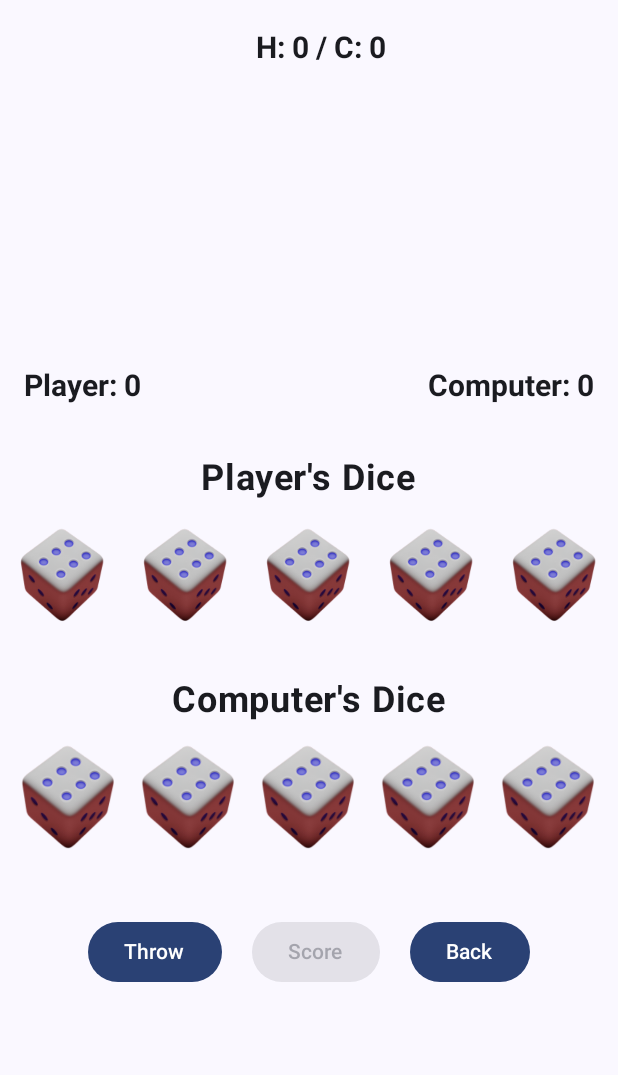
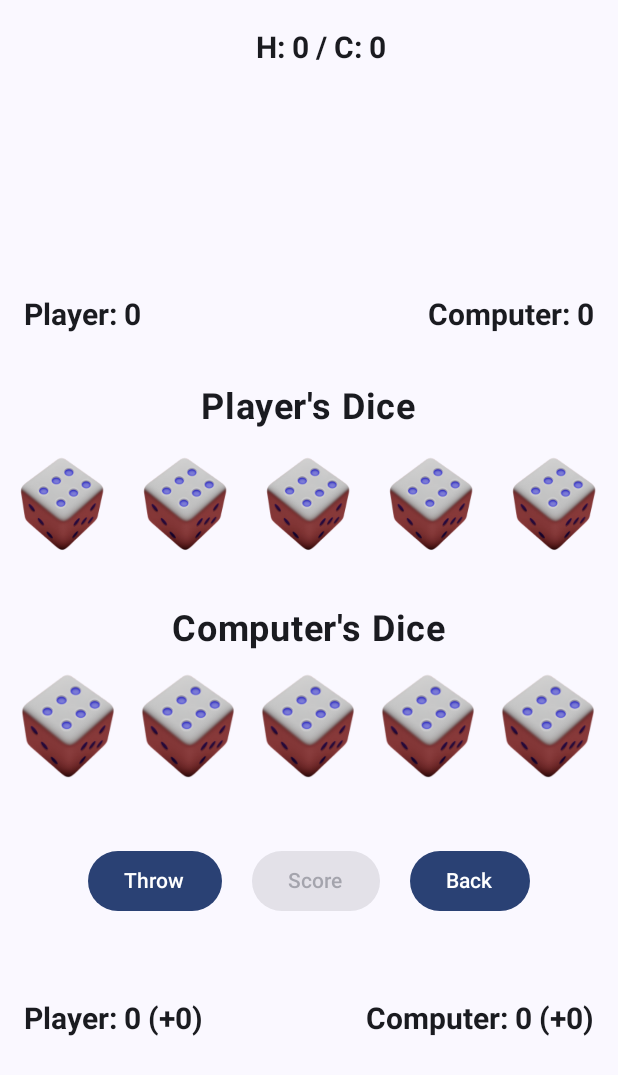
Before and after one commit to AbdhulFathir/dice_w1903951, an Android app built with Jetpack Compose: the GameScreen screen opened directly, with no data from a screen before it, on a phone screen of 412 x 824 dp. Shown: the top 1075 px of the screen. Run offline under Robolectric (Android 15) with nearby library versions, the phone set to English and light mode, and no system bars.

Commit message:
debugging marks row

```diff
--- a/app/src/main/java/com/example/dice_w1903951/GameScreen.kt
+++ b/app/src/main/java/com/example/dice_w1903951/GameScreen.kt
@@ -270,6 +270,24 @@ class GameScreen : ComponentActivity() {
                                 }
                             }
 
+                            // for debugging purpose
+                            Spacer(modifier = Modifier.height(40.dp))
+                            Row(
+                                modifier = Modifier
+                                    .fillMaxWidth()
+                                    .padding(16.dp),
+                                horizontalArrangement = Arrangement.SpaceBetween
+                            ) {
+                                Text(
+                                    "Player: $playerScore (+$playerTurnScore)",
+                                    style = TextStyle(fontSize = 20.sp, fontWeight = FontWeight.Bold)
+                                )
+                                Text(
+                                    "Computer: $computerScore (+$computerTurnScore)",
+                                    style = TextStyle(fontSize = 20.sp, fontWeight = FontWeight.Bold)
+                                )
+                            }
+
                             if (showResultDialog) {
                                 AlertDialog(
                                     onDismissRequest = { },
```
